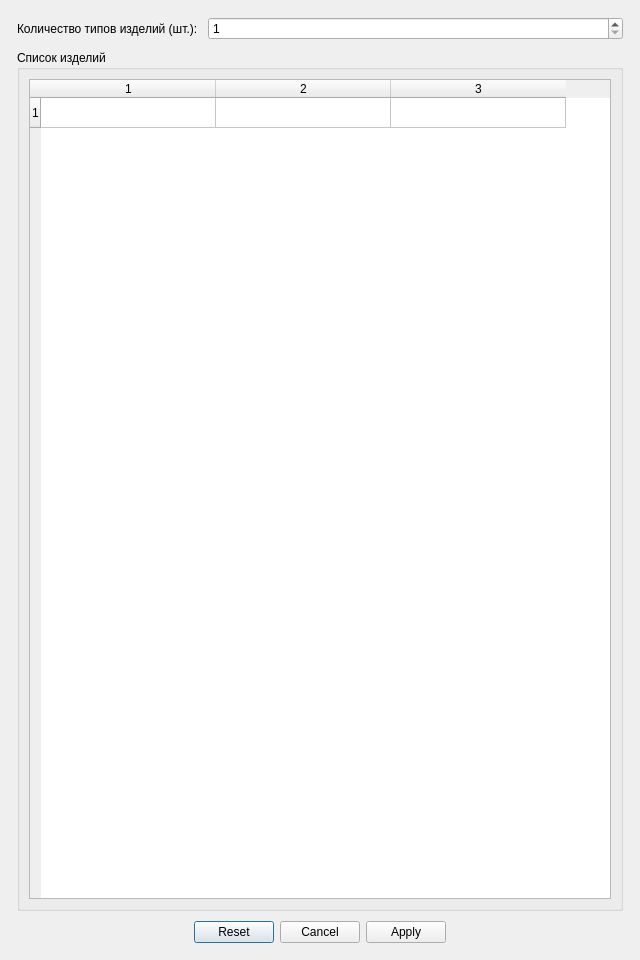
This is ProductsDialog.ui in Al-Tarf/Offline-2DSP as Qt 5 draws it before an edit. The edited form follows.
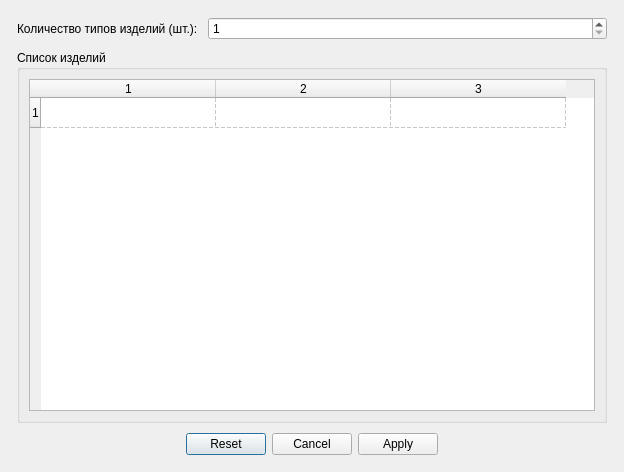
This is the edited form.

```diff
--- a/ProductsDialog.ui
+++ b/ProductsDialog.ui
@@ -9,8 +9,8 @@
    <rect>
     <x>0</x>
     <y>0</y>
-    <width>640</width>
-    <height>960</height>
+    <width>624</width>
+    <height>472</height>
    </rect>
   </property>
   <property name="windowTitle">
@@ -68,6 +68,15 @@
          <layout class="QGridLayout" name="gridLayout_2">
           <item row="0" column="0">
            <widget class="QTableWidget" name="prodlist">
+            <property name="alternatingRowColors">
+             <bool>false</bool>
+            </property>
+            <property name="gridStyle">
+             <enum>Qt::DashLine</enum>
+            </property>
+            <property name="sortingEnabled">
+             <bool>true</bool>
+            </property>
             <property name="rowCount">
              <number>1</number>
             </property>
@@ -86,6 +95,9 @@
             <attribute name="horizontalHeaderShowSortIndicator" stdset="0">
              <bool>true</bool>
             </attribute>
+            <attribute name="verticalHeaderShowSortIndicator" stdset="0">
+             <bool>false</bool>
+            </attribute>
             <row/>
             <column/>
             <column/>
```
Left out of the diff: 3 changed lines with no effect on the pictures.
